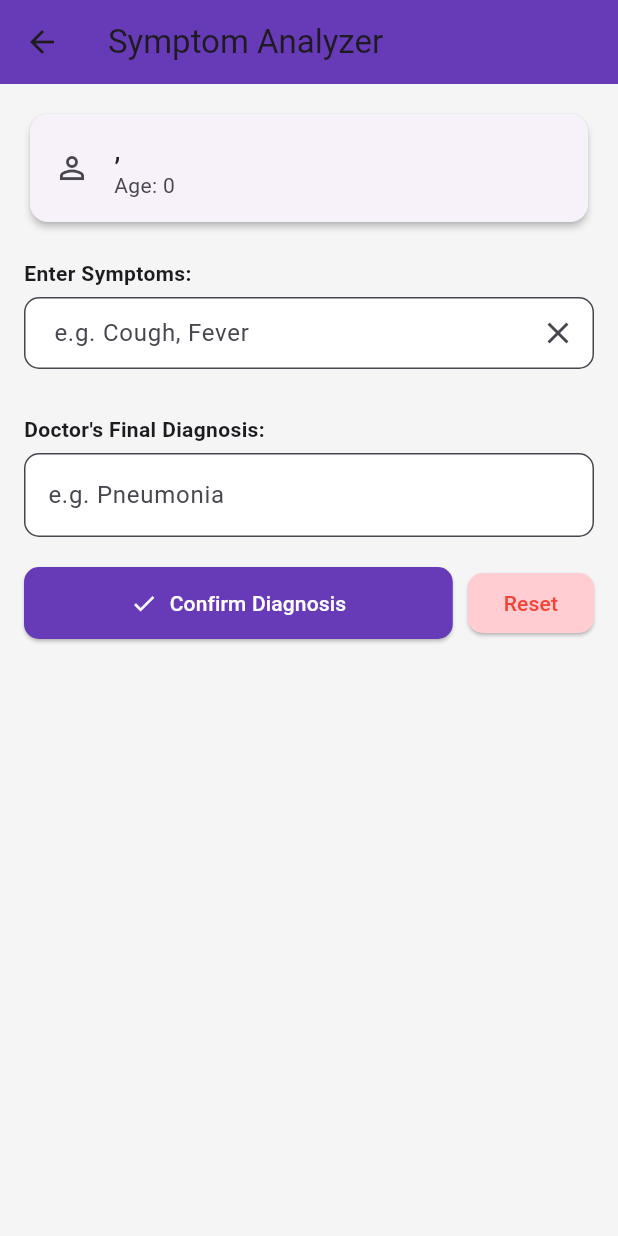
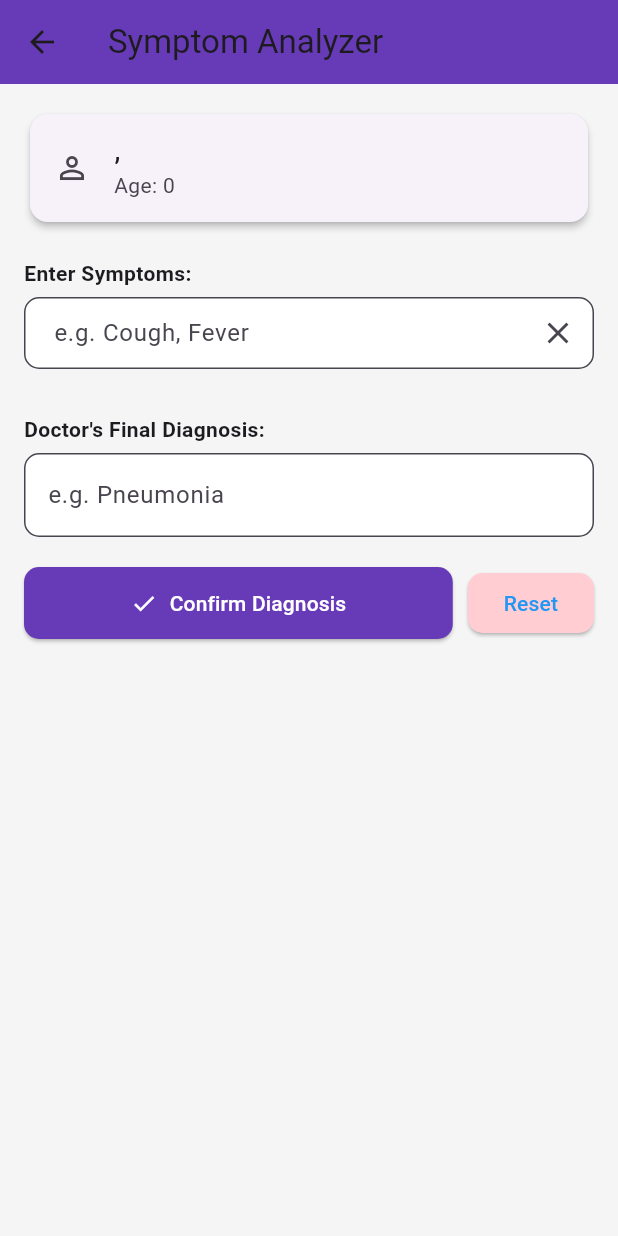
Before and after one commit to Kadeer-git/docai, a Flutter app: the SymptomAnalyzerScreen screen opened directly with empty values, on a phone screen of 412 x 824 dp. Run offline on Flutter 3.47's test engine with Material 3 defaults, Android fonts, the phone set to English and light mode, and no system bars; our stand-ins replace google_generative_ai.

```diff
--- a/lib/symptom_analyzer_screen.dart
+++ b/lib/symptom_analyzer_screen.dart
@@ -267,7 +267,7 @@ class _SymptomAnalyzerScreenState extends State<SymptomAnalyzerScreen>
                         borderRadius: BorderRadius.circular(10)),
                   ),
                   child:
-                      const Text("Reset", style: TextStyle(color: Colors.red)),
+                      const Text("Reset", style: TextStyle(color: Colors.blue)),
                 ),
               ],
             ),
```
